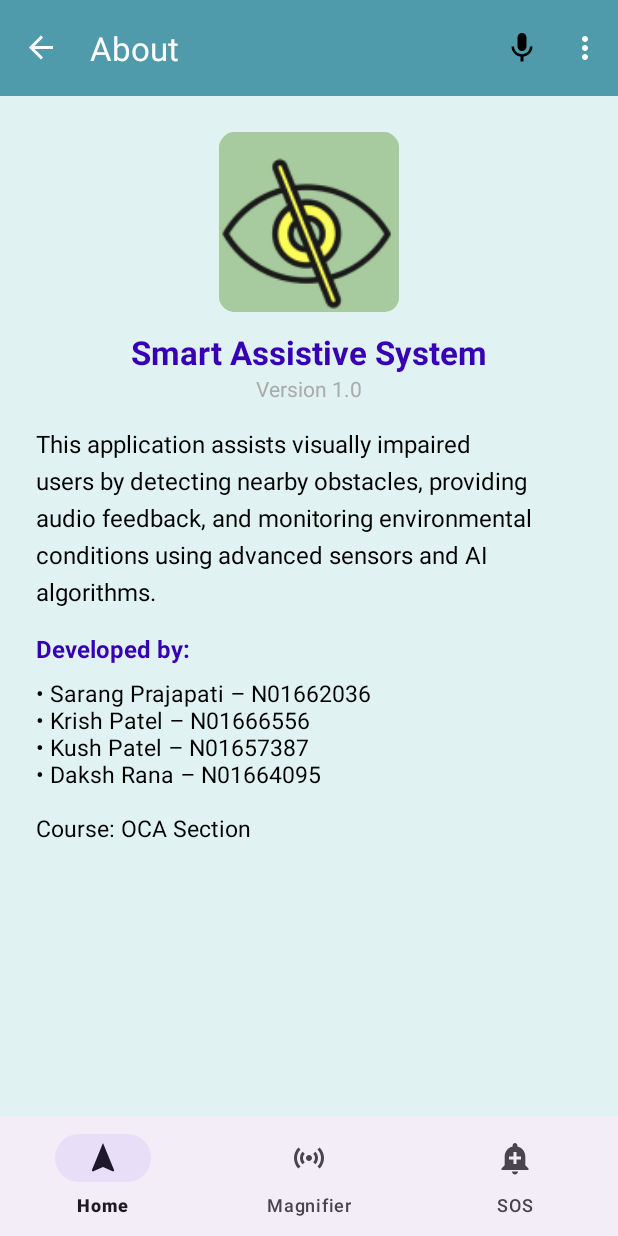
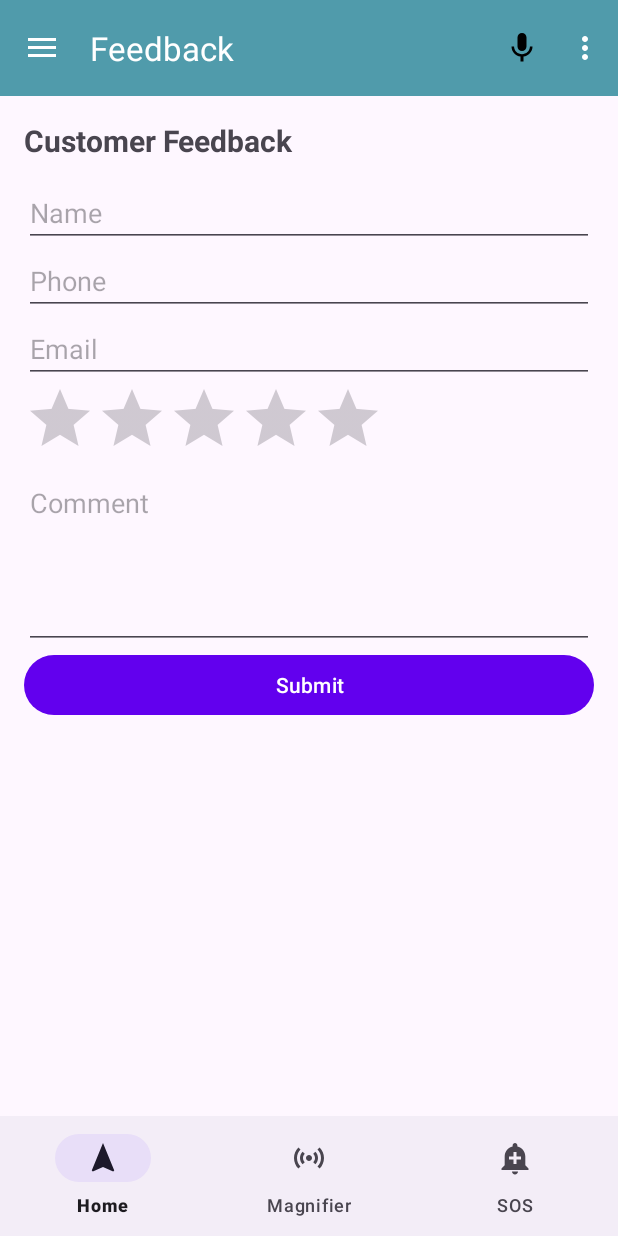
Before and after one commit to KushPatel7387/SmartAssistiveSystem, an Android app: the HomeActivity screen opened directly, with no data from a screen before it, in the options menu, after a tap on "Feedback", on a phone screen of 412 x 824 dp. Run offline under Robolectric (Android 15) with nearby library versions, the light colour scheme and no system bars; our stand-ins replace navigation-ui.

Commit message:
Added Feedback fragment

```diff
--- /dev/null
+++ b/assistivemodule/src/main/java/ca/visionassistinnovators/it/smartassistivesystem/ui/feedback/FeedbackFragment.java
@@ -0,0 +1,59 @@
+package ca.visionassistinnovators.it.smartassistivesystem.ui.feedback;
+
+import android.os.Build;
+import android.os.Bundle;
+import android.os.Build.VERSION_CODES;
+import android.view.LayoutInflater;
+import android.view.View;
+import android.view.ViewGroup;
+import android.widget.Button;
+import android.widget.EditText;
+import android.widget.RatingBar;
+import android.widget.Toast;
+
+import androidx.annotation.NonNull;
+import androidx.annotation.Nullable;
+import androidx.fragment.app.Fragment;
+
+import ca.visionassistinnovators.it.smartassistivesystem.R;
+
+public class FeedbackFragment extends Fragment {
+
+    @Nullable
+    @Override
+    public View onCreateView(@NonNull LayoutInflater inflater,
+                             @Nullable ViewGroup container,
+                             @Nullable Bundle savedInstanceState) {
+        View root = inflater.inflate(R.layout.fragment_feedback, container, false);
+
+        EditText etName = root.findViewById(R.id.et_name);
+        EditText etPhone = root.findViewById(R.id.et_phone);
+        EditText etEmail = root.findViewById(R.id.et_email);
+        EditText etComment = root.findViewById(R.id.et_comment);
+        RatingBar ratingBar = root.findViewById(R.id.ratingBar);
+        Button btnSubmit = root.findViewById(R.id.btn_submit_feedback);
+
+        btnSubmit.setOnClickListener(v -> {
+            String name = etName.getText().toString().trim();
+            String phone = etPhone.getText().toString().trim();
+            String email = etEmail.getText().toString().trim();
+            String comment = etComment.getText().toString().trim();
+            float rating = ratingBar.getRating();
+
+            // device model (required by prof)
+            String deviceModel = Build.MANUFACTURER + " " + Build.MODEL;
+
+            if (name.isEmpty() || email.isEmpty()) {
+                Toast.makeText(getContext(), "Name and email required", Toast.LENGTH_SHORT).show();
+                return;
+            }
+
+            // TODO: push to Firebase / RTDB
+            // Data to store: name, phone, email, comment, rating, deviceModel
+
+            Toast.makeText(getContext(), "Feedback submitted", Toast.LENGTH_SHORT).show();
+        });
+
+        return root;
+    }
+}
--- a/assistivemodule/src/main/java/ca/visionassistinnovators/it/smartassistivesystem/ui/home/HomeActivity.java
+++ b/assistivemodule/src/main/java/ca/visionassistinnovators/it/smartassistivesystem/ui/home/HomeActivity.java
@@ -58,7 +58,8 @@ public class HomeActivity extends AppCompatActivity {
                 R.id.nav_sos,
                 R.id.nav_alerts,
                 R.id.nav_sensors,
-                R.id.nav_profile
+                R.id.nav_profile,
+                R.id.nav_feedback
         )
                 .setOpenableLayout(drawerLayout)
                 .build();
@@ -124,7 +125,11 @@ public class HomeActivity extends AppCompatActivity {
         } else if (id == R.id.action_settings) {
             navController.navigate(R.id.nav_settings);
             return true;
-        } else if (id == R.id.action_help) {
+        } else if (id == R.id.action_feedback) {
+            navController.navigate(R.id.nav_feedback);
+            return true;
+        }
+        else if (id == R.id.action_help) {
             new AlertDialog.Builder(this)
                     .setTitle("Help")
                     .setMessage("This is the help section for Smart Assistive System.")
--- /dev/null
+++ b/assistivemodule/src/main/res/layout/fragment_feedback.xml
@@ -0,0 +1,61 @@
+<?xml version="1.0" encoding="utf-8"?>
+<ScrollView xmlns:android="http://schemas.android.com/apk/res/android"
+    android:layout_width="match_parent"
+    android:layout_height="match_parent"
+    android:padding="16dp">
+
+    <LinearLayout
+        android:layout_width="match_parent"
+        android:layout_height="wrap_content"
+        android:orientation="vertical">
+
+        <TextView
+            android:layout_width="wrap_content"
+            android:layout_height="wrap_content"
+            android:text="Customer Feedback"
+            android:textSize="20sp"
+            android:textStyle="bold"
+            android:paddingBottom="12dp" />
+
+        <EditText
+            android:id="@+id/et_name"
+            android:layout_width="match_parent"
+            android:layout_height="wrap_content"
+            android:hint="Name" />
+
+        <EditText
+            android:id="@+id/et_phone"
+            android:layout_width="match_parent"
+            android:layout_height="wrap_content"
+            android:inputType="phone"
+            android:hint="Phone" />
+
+        <EditText
+            android:id="@+id/et_email"
+            android:layout_width="match_parent"
+            android:layout_height="wrap_content"
+            android:inputType="textEmailAddress"
+            android:hint="Email" />
+
+        <RatingBar
+            android:id="@+id/ratingBar"
+            android:layout_width="wrap_content"
+            android:layout_height="wrap_content"
+            android:numStars="5"
+            android:stepSize="1.0" />
+
+        <EditText
+            android:id="@+id/et_comment"
+            android:layout_width="match_parent"
+            android:layout_height="120dp"
+            android:gravity="top"
+            android:hint="Comment" />
+
+        <Button
+            android:id="@+id/btn_submit_feedback"
+            android:layout_width="match_parent"
+            android:layout_height="wrap_content"
+            android:text="Submit" />
+
+    </LinearLayout>
+</ScrollView>
--- a/assistivemodule/src/main/res/navigation/nav_graph.xml
+++ b/assistivemodule/src/main/res/navigation/nav_graph.xml
@@ -59,4 +59,11 @@
         android:label="SOS"
         tools:layout="@layout/fragment_sos" />
 
+    <fragment
+        android:id="@+id/nav_feedback"
+        android:name="ca.visionassistinnovators.it.smartassistivesystem.ui.feedback.FeedbackFragment"
+        android:label="Feedback"
+        tools:layout="@layout/fragment_feedback" />
+
+
 </navigation>
```
